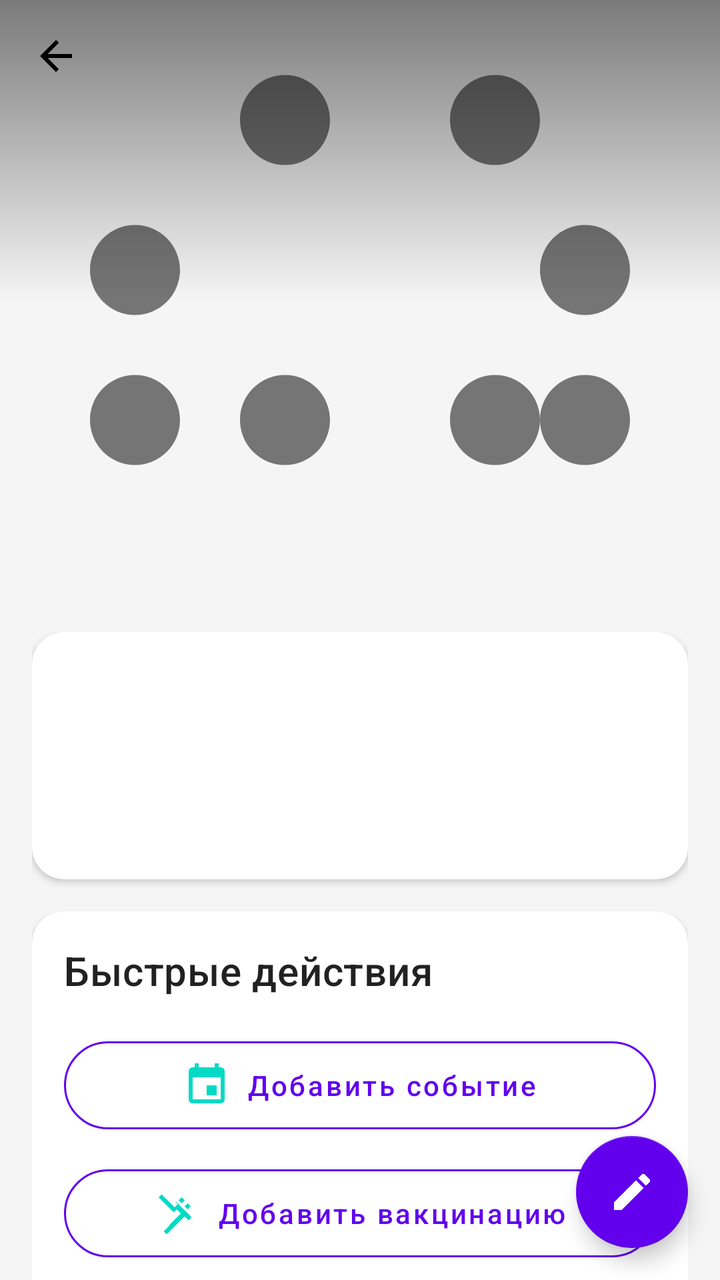
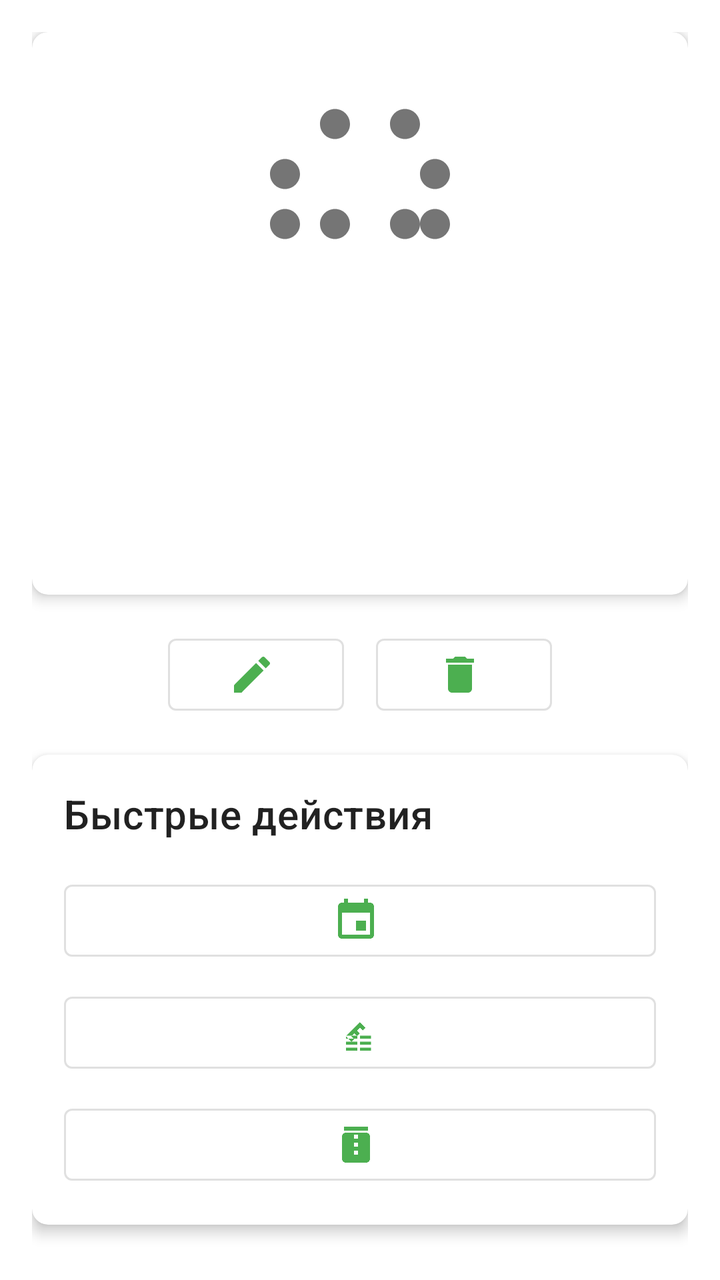

The first picture is an Android layout as it rendered before a commit; the second is the same layout after the commit. The layout source and the unified diff follow.
<!-- AndroidManifest.xml: application theme Theme.PetPal -->
<!-- res/layout/activity_pet_details.xml -->
<?xml version="1.0" encoding="utf-8"?>
<androidx.coordinatorlayout.widget.CoordinatorLayout xmlns:android="http://schemas.android.com/apk/res/android"
    xmlns:app="http://schemas.android.com/apk/res-auto"
    android:layout_width="match_parent"
    android:layout_height="match_parent"
    android:background="@color/background_light">

    <com.google.android.material.appbar.AppBarLayout
        android:layout_width="match_parent"
        android:layout_height="wrap_content"
        android:background="@android:color/transparent"
        app:elevation="0dp">

        <com.google.android.material.appbar.CollapsingToolbarLayout
            android:layout_width="match_parent"
            android:layout_height="300dp"
            app:contentScrim="@color/primary"
            app:layout_scrollFlags="scroll|exitUntilCollapsed"
            app:expandedTitleMarginStart="16dp"
            app:expandedTitleMarginBottom="16dp">

            <ImageView
                android:id="@+id/petPhoto"
                android:layout_width="match_parent"
                android:layout_height="match_parent"
                android:contentDescription="@string/pet_photo"
                android:scaleType="centerCrop"
                android:src="@drawable/default_pet"
                app:layout_collapseMode="parallax"/>

            <View
                android:layout_width="match_parent"
                android:layout_height="match_parent"
                android:background="@drawable/gradient_overlay"
                app:layout_collapseMode="parallax"/>

            <androidx.appcompat.widget.Toolbar
                android:id="@+id/toolbar"
                android:layout_width="match_parent"
                android:layout_height="?attr/actionBarSize"
                app:layout_collapseMode="pin"
                app:navigationIcon="@drawable/ic_back"
                app:navigationIconTint="@color/white"/>

        </com.google.android.material.appbar.CollapsingToolbarLayout>

    </com.google.android.material.appbar.AppBarLayout>

    <androidx.core.widget.NestedScrollView
        android:layout_width="match_parent"
        android:layout_height="match_parent"
        app:layout_behavior="@string/appbar_scrolling_view_behavior">

        <LinearLayout
            android:layout_width="match_parent"
            android:layout_height="wrap_content"
            android:orientation="vertical"
            android:padding="16dp">

            <com.google.android.material.card.MaterialCardView
                android:layout_width="match_parent"
                android:layout_height="wrap_content"
                android:layout_marginBottom="16dp"
                app:cardCornerRadius="16dp"
                app:cardElevation="2dp">

                <LinearLayout
                    android:layout_width="match_parent"
                    android:layout_height="wrap_content"
                    android:orientation="vertical"
                    android:padding="16dp">

                    <TextView
                        android:id="@+id/petName"
                        android:layout_width="match_parent"
                        android:layout_height="wrap_content"
                        android:layout_marginBottom="8dp"
                        android:textAppearance="?attr/textAppearanceHeadline5"
                        android:textColor="@color/text_primary"/>

                    <LinearLayout
                        android:layout_width="match_parent"
                        android:layout_height="wrap_content"
                        android:orientation="horizontal"
                        android:layout_marginBottom="8dp">

                        <TextView
                            android:id="@+id/petType"
                            android:layout_width="0dp"
                            android:layout_height="wrap_content"
                            android:layout_weight="1"
                            android:textAppearance="?attr/textAppearanceBody1"
                            android:textColor="@color/text_secondary"/>

                        <TextView
                            android:id="@+id/petAge"
                            android:layout_width="wrap_content"
                            android:layout_height="wrap_content"
                            android:textAppearance="?attr/textAppearanceBody1"
                            android:textColor="@color/accent_primary"
                            android:textStyle="bold"/>
                    </LinearLayout>

                    <TextView
                        android:id="@+id/petBreed"
                        android:layout_width="match_parent"
                        android:layout_height="wrap_content"
                        android:textAppearance="?attr/textAppearanceBody1"
                        android:textColor="@color/text_secondary"/>

                </LinearLayout>

            </com.google.android.material.card.MaterialCardView>

            <com.google.android.material.card.MaterialCardView
                android:layout_width="match_parent"
                android:layout_height="wrap_content"
                android:layout_marginBottom="16dp"
                app:cardCornerRadius="16dp"
                app:cardElevation="2dp">

                <LinearLayout
                    android:layout_width="match_parent"
                    android:layout_height="wrap_content"
                    android:orientation="vertical"
                    android:padding="16dp">

                    <TextView
                        android:layout_width="match_parent"
                        android:layout_height="wrap_content"
                        android:layout_marginBottom="16dp"
                        android:text="@string/quick_actions"
                        android:textAppearance="?attr/textAppearanceHeadline6"
                        android:textColor="@color/text_primary"/>

                    <com.google.android.material.button.MaterialButton
                        android:id="@+id/addEventButton"
                        android:layout_width="match_parent"
                        android:layout_height="56dp"
                        android:layout_marginBottom="8dp"
                        android:text="Добавить событие"
                        android:textAllCaps="false"
                        app:cornerRadius="28dp"
                        app:icon="@drawable/ic_event"
                        app:iconGravity="textStart"
                        app:iconPadding="8dp"
                        style="@style/Widget.MaterialComponents.Button.OutlinedButton"
                        app:strokeColor="@color/primary"
                        android:textColor="@color/primary"/>

                    <com.google.android.material.button.MaterialButton
                        android:id="@+id/addVaccinationButton"
                        android:layout_width="match_parent"
                        android:layout_height="56dp"
                        android:layout_marginBottom="8dp"
                        android:text="Добавить вакцинацию"
                        android:textAllCaps="false"
                        app:cornerRadius="28dp"
                        app:icon="@drawable/ic_vaccine"
                        app:iconGravity="textStart"
                        app:iconPadding="8dp"
                        style="@style/Widget.MaterialComponents.Button.OutlinedButton"
                        app:strokeColor="@color/primary"
                        android:textColor="@color/primary"/>

                    <com.google.android.material.button.MaterialButton
                        android:id="@+id/addMedicationButton"
                        android:layout_width="match_parent"
                        android:layout_height="56dp"
                        android:text="Добавить лекарство"
                        android:textAllCaps="false"
                        app:cornerRadius="28dp"
                        app:icon="@drawable/ic_medication"
                        app:iconGravity="textStart"
                        app:iconPadding="8dp"
                        style="@style/Widget.MaterialComponents.Button.OutlinedButton"
                        app:strokeColor="@color/primary"
                        android:textColor="@color/primary"/>

                </LinearLayout>

            </com.google.android.material.card.MaterialCardView>

        </LinearLayout>

    </androidx.core.widget.NestedScrollView>

    <com.google.android.material.floatingactionbutton.FloatingActionButton
        android:id="@+id/editPetButton"
        android:layout_width="wrap_content"
        android:layout_height="wrap_content"
        android:layout_gravity="bottom|end"
        android:layout_margin="16dp"
        android:src="@drawable/ic_edit"
        app:backgroundTint="@color/primary"
        app:tint="@color/white"/>

</androidx.coordinatorlayout.widget.CoordinatorLayout>
<!-- resources referenced by this layout -->
<resources>
  <color name="accent_primary">#FF03DAC5</color>
  <color name="background_light">#FFF5F5F5</color>
  <color name="primary">#FF6200EE</color>
  <color name="text_primary">#DE000000</color>
  <color name="text_secondary">#99000000</color>
  <color name="white">#FFFFFFFF</color>
  <!-- drawable gradient_overlay (drawable) -->
  <?xml version="1.0" encoding="utf-8"?>
  <shape xmlns:android="http://schemas.android.com/apk/res/android">
      <gradient
          android:angle="90"
          android:startColor="#00000000"
          android:centerColor="#00000000"
          android:endColor="#80000000"
          android:type="linear" />
  </shape>
  <!-- drawable ic_back (drawable) -->
  <?xml version="1.0" encoding="utf-8"?>
  <vector xmlns:android="http://schemas.android.com/apk/res/android"
      android:width="24dp"
      android:height="24dp"
      android:viewportWidth="24"
      android:viewportHeight="24">
      <path
          android:fillColor="#000000"
          android:pathData="M20,11H7.83l5.59,-5.59L12,4l-8,8 8,8 1.41,-1.41L7.83,13H20v-2z"/>
  </vector>
  <!-- drawable ic_edit (drawable) -->
  <?xml version="1.0" encoding="utf-8"?>
  <vector xmlns:android="http://schemas.android.com/apk/res/android"
      android:width="24dp"
      android:height="24dp"
      android:viewportWidth="24"
      android:viewportHeight="24">
      <path
          android:fillColor="#FFFFFF"
          android:pathData="M3,17.25V21h3.75L17.81,9.94l-3.75,-3.75L3,17.25zM20.71,7.04c0.39,-0.39 0.39,-1.02 0,-1.41l-2.34,-2.34c-0.39,-0.39 -1.02,-0.39 -1.41,0l-1.83,1.83 3.75,3.75 1.83,-1.83z"/>
  </vector>
  <!-- drawable ic_event (drawable) -->
  <?xml version="1.0" encoding="utf-8"?>
  <vector xmlns:android="http://schemas.android.com/apk/res/android"
      android:width="24dp"
      android:height="24dp"
      android:viewportWidth="24"
      android:viewportHeight="24">
      <path
          android:fillColor="#FFFFFF"
          android:pathData="M17,12h-5v5h5v-5zM16,1v2L8,3L8,1L6,1v2L5,3c-1.11,0 -1.99,0.9 -1.99,2L3,19c0,1.1 0.89,2 2,2h14c1.1,0 2,-0.9 2,-2L21,5c0,-1.1 -0.9,-2 -2,-2h-1L18,1h-2zM19,19L5,19L5,8h14v11z"/>
  </vector>
  <!-- drawable ic_medication (drawable) -->
  <?xml version="1.0" encoding="utf-8"?>
  <vector xmlns:android="http://schemas.android.com/apk/res/android"
      android:width="24dp"
      android:height="24dp"
      android:viewportWidth="24"
      android:viewportHeight="24">
      <path
          android:fillColor="#FFFFFF"
          android:pathData="M6,3h12v2h-12z"/>
      <path
          android:fillColor="#FFFFFF"
          android:pathData="M17,6H7C5.9,6 5,6.9 5,8v11c0,1.1 0.9,2 2,2h10c1.1,0 2,-0.9 2,-2V8C19,6.9 18.1,6 17,6zM13,17h-2v-2h2V17zM13,13h-2v-2h2V13zM13,9h-2V7h2V9z"/>
  </vector>
  <!-- drawable ic_vaccine (drawable) -->
  <?xml version="1.0" encoding="utf-8"?>
  <vector xmlns:android="http://schemas.android.com/apk/res/android"
      android:width="24dp"
      android:height="24dp"
      android:viewportWidth="24"
      android:viewportHeight="24">
      <path
          android:fillColor="#FFFFFF"
          android:pathData="M11,5.5l8.5,8.5l-1.5,1.5l-2,-2L7,22.5L5.5,21L14,12l-2,-2L10.5,11.5L3,4L4.5,2.5L11,9L12.5,7.5L11,5.5zM17.5,10L16,8.5l1.5,-1.5L19,8.5L17.5,10zM14.5,7L13,5.5l1.5,-1.5L16,5.5L14.5,7z"/>
  </vector>
  <string name="pet_photo">Фото питомца</string>
  <string name="quick_actions">Быстрые действия</string>
  <color name="accent_primary_dark">#FF018786</color>
  <color name="accent_secondary">#FF018786</color>
  <color name="accent_secondary_dark">#FF018786</color>
  <!-- unchanged entries left out for length: 2 -->
</resources>

<!-- the commit's change to res/layout/activity_pet_details.xml (unified diff, before → after) -->
@@ -1,55 +1,18 @@
 <?xml version="1.0" encoding="utf-8"?>
-<androidx.coordinatorlayout.widget.CoordinatorLayout xmlns:android="http://schemas.android.com/apk/res/android"
+<LinearLayout xmlns:android="http://schemas.android.com/apk/res/android"
     xmlns:app="http://schemas.android.com/apk/res-auto"
     android:layout_width="match_parent"
     android:layout_height="match_parent"
-    android:background="@color/background_light">
+    android:orientation="vertical"
+    android:padding="16dp">
 
-    <com.google.android.material.appbar.AppBarLayout
+    <com.google.android.material.card.MaterialCardView
         android:layout_width="match_parent"
         android:layout_height="wrap_content"
-        android:background="@android:color/transparent"
-        app:elevation="0dp">
-
-        <com.google.android.material.appbar.CollapsingToolbarLayout
-            android:layout_width="match_parent"
-            android:layout_height="300dp"
-            app:contentScrim="@color/primary"
-            app:layout_scrollFlags="scroll|exitUntilCollapsed"
-            app:expandedTitleMarginStart="16dp"
-            app:expandedTitleMarginBottom="16dp">
-
-            <ImageView
-                android:id="@+id/petPhoto"
-                android:layout_width="match_parent"
-                android:layout_height="match_parent"
-                android:contentDescription="@string/pet_photo"
-                android:scaleType="centerCrop"
-                android:src="@drawable/default_pet"
-                app:layout_collapseMode="parallax"/>
-
-            <View
-                android:layout_width="match_parent"
-                android:layout_height="match_parent"
-                android:background="@drawable/gradient_overlay"
-                app:layout_collapseMode="parallax"/>
-
-            <androidx.appcompat.widget.Toolbar
-                android:id="@+id/toolbar"
-                android:layout_width="match_parent"
-                android:layout_height="?attr/actionBarSize"
-                app:layout_collapseMode="pin"
-                app:navigationIcon="@drawable/ic_back"
-                app:navigationIconTint="@color/white"/>
-
-        </com.google.android.material.appbar.CollapsingToolbarLayout>
-
-    </com.google.android.material.appbar.AppBarLayout>
-
-    <androidx.core.widget.NestedScrollView
-        android:layout_width="match_parent"
-        android:layout_height="match_parent"
-        app:layout_behavior="@string/appbar_scrolling_view_behavior">
+        android:layout_marginBottom="16dp"
+        app:cardCornerRadius="8dp"
+        app:cardElevation="4dp"
+        app:contentPaddingTop="0dp">
 
         <LinearLayout
             android:layout_width="match_parent"
@@ -57,142 +20,130 @@
             android:orientation="vertical"
             android:padding="16dp">
 
-            <com.google.android.material.card.MaterialCardView
+            <ImageView
+                android:id="@+id/petPhoto"
+                android:layout_width="120dp"
+                android:layout_height="120dp"
+                android:layout_gravity="center"
+                android:layout_marginBottom="16dp"
+                android:contentDescription="@string/pet_photo"
+                android:scaleType="centerCrop"
+                android:src="@drawable/default_pet" />
+
+            <TextView
+                android:id="@+id/petName"
+                android:layout_width="match_parent"
+                android:layout_height="wrap_content"
+                android:layout_marginBottom="8dp"
+                android:gravity="center"
+                android:textAppearance="?attr/textAppearanceHeadline5" />
+
+            <TextView
+                android:id="@+id/petType"
+                android:layout_width="match_parent"
+                android:layout_height="wrap_content"
+                android:layout_marginBottom="4dp"
+                android:gravity="center"
+                android:textAppearance="?attr/textAppearanceBody1" />
+
+            <TextView
+                android:id="@+id/petBreed"
+                android:layout_width="match_parent"
+                android:layout_height="wrap_content"
+                android:layout_marginBottom="4dp"
+                android:gravity="center"
+                android:textAppearance="?attr/textAppearanceBody1" />
+
+            <TextView
+                android:id="@+id/petAge"
+                android:layout_width="match_parent"
+                android:layout_height="wrap_content"
+                android:gravity="center"
+                android:textAppearance="?attr/textAppearanceBody1" />
+        </LinearLayout>
+    </com.google.android.material.card.MaterialCardView>
+
+    <LinearLayout
+        android:layout_width="match_parent"
+        android:layout_height="wrap_content"
+        android:orientation="horizontal"
+        android:gravity="center">
+
+        <com.google.android.material.button.MaterialButton
+            android:id="@+id/editPetButton"
+            android:layout_width="wrap_content"
+            android:layout_height="wrap_content"
+            android:layout_marginEnd="8dp"
+            android:contentDescription="@string/edit_pet"
+            android:stateListAnimator="@null"
+            app:icon="@drawable/ic_edit"
+            app:iconGravity="textStart"
+            style="@style/Widget.MaterialComponents.Button.OutlinedButton" />
+
+        <com.google.android.material.button.MaterialButton
+            android:id="@+id/deletePetButton"
+            android:layout_width="wrap_content"
+            android:layout_height="wrap_content"
+            android:layout_marginStart="8dp"
+            android:contentDescription="@string/delete_pet"
+            android:stateListAnimator="@null"
+            app:icon="@drawable/ic_delete"
+            app:iconGravity="textStart"
+            style="@style/Widget.MaterialComponents.Button.OutlinedButton" />
+    </LinearLayout>
+
+    <com.google.android.material.card.MaterialCardView
+        android:layout_width="match_parent"
+        android:layout_height="wrap_content"
+        android:layout_marginTop="16dp"
+        app:cardCornerRadius="8dp"
+        app:cardElevation="4dp"
+        app:contentPaddingTop="0dp">
+
+        <LinearLayout
+            android:layout_width="match_parent"
+            android:layout_height="wrap_content"
+            android:orientation="vertical"
+            android:padding="16dp">
+
+            <TextView
                 android:layout_width="match_parent"
                 android:layout_height="wrap_content"
                 android:layout_marginBottom="16dp"
-                app:cardCornerRadius="16dp"
-                app:cardElevation="2dp">
+                android:text="@string/quick_actions"
+                android:textAppearance="?attr/textAppearanceHeadline6" />
 
-                <LinearLayout
-                    android:layout_width="match_parent"
-                    android:layout_height="wrap_content"
-                    android:orientation="vertical"
-                    android:padding="16dp">
-
-                    <TextView
-                        android:id="@+id/petName"
-                        android:layout_width="match_parent"
-                        android:layout_height="wrap_content"
-                        android:layout_marginBottom="8dp"
-                        android:textAppearance="?attr/textAppearanceHeadline5"
-                        android:textColor="@color/text_primary"/>
-
-                    <LinearLayout
-                        android:layout_width="match_parent"
-                        android:layout_height="wrap_content"
-                        android:orientation="horizontal"
-                        android:layout_marginBottom="8dp">
-
-                        <TextView
-                            android:id="@+id/petType"
-                            android:layout_width="0dp"
-                            android:layout_height="wrap_content"
-                            android:layout_weight="1"
-                            android:textAppearance="?attr/textAppearanceBody1"
-                            android:textColor="@color/text_secondary"/>
-
-                        <TextView
-                            android:id="@+id/petAge"
-                            android:layout_width="wrap_content"
-                            android:layout_height="wrap_content"
-                            android:textAppearance="?attr/textAppearanceBody1"
-                            android:textColor="@color/accent_primary"
-                            android:textStyle="bold"/>
-                    </LinearLayout>
-
-                    <TextView
-                        android:id="@+id/petBreed"
-                        android:layout_width="match_parent"
-                        android:layout_height="wrap_content"
-                        android:textAppearance="?attr/textAppearanceBody1"
-                        android:textColor="@color/text_secondary"/>
-
-                </LinearLayout>
-
-            </com.google.android.material.card.MaterialCardView>
-
-            <com.google.android.material.card.MaterialCardView
+            <com.google.android.material.button.MaterialButton
+                android:id="@+id/addEventButton"
                 android:layout_width="match_parent"
                 android:layout_height="wrap_content"
-                android:layout_marginBottom="16dp"
-                app:cardCornerRadius="16dp"
-                app:cardElevation="2dp">
+                android:layout_marginBottom="8dp"
+                android:contentDescription="@string/add_event"
+                android:stateListAnimator="@null"
+                app:icon="@drawable/ic_event"
+                app:iconGravity="textStart"
+                style="@style/Widget.MaterialComponents.Button.OutlinedButton" />
 
-                <LinearLayout
-                    android:layout_width="match_parent"
-                    android:layout_height="wrap_content"
-                    android:orientation="vertical"
-                    android:padding="16dp">
+            <com.google.android.material.button.MaterialButton
+                android:id="@+id/addVaccinationButton"
+                android:layout_width="match_parent"
+                android:layout_height="wrap_content"
+                android:layout_marginBottom="8dp"
+                android:contentDescription="@string/add_vaccination"
+                android:stateListAnimator="@null"
+                app:icon="@drawable/ic_vaccine"
+                app:iconGravity="textStart"
+                style="@style/Widget.MaterialComponents.Button.OutlinedButton" />
 
-                    <TextView
-                        android:layout_width="match_parent"
-                        android:layout_height="wrap_content"
-                        android:layout_marginBottom="16dp"
-                        android:text="@string/quick_actions"
-                        android:textAppearance="?attr/textAppearanceHeadline6"
-                        android:textColor="@color/text_primary"/>
-
-                    <com.google.android.material.button.MaterialButton
-                        android:id="@+id/addEventButton"
-                        android:layout_width="match_parent"
-                        android:layout_height="56dp"
-                        android:layout_marginBottom="8dp"
-                        android:text="Добавить событие"
-                        android:textAllCaps="false"
-                        app:cornerRadius="28dp"
-                        app:icon="@drawable/ic_event"
-                        app:iconGravity="textStart"
-                        app:iconPadding="8dp"
-                        style="@style/Widget.MaterialComponents.Button.OutlinedButton"
-                        app:strokeColor="@color/primary"
-                        android:textColor="@color/primary"/>
-
-                    <com.google.android.material.button.MaterialButton
-                        android:id="@+id/addVaccinationButton"
-                        android:layout_width="match_parent"
-                        android:layout_height="56dp"
-                        android:layout_marginBottom="8dp"
-                        android:text="Добавить вакцинацию"
-                        android:textAllCaps="false"
-                        app:cornerRadius="28dp"
-                        app:icon="@drawable/ic_vaccine"
-                        app:iconGravity="textStart"
-                        app:iconPadding="8dp"
-                        style="@style/Widget.MaterialComponents.Button.OutlinedButton"
-                        app:strokeColor="@color/primary"
-                        android:textColor="@color/primary"/>
-
-                    <com.google.android.material.button.MaterialButton
-                        android:id="@+id/addMedicationButton"
-                        android:layout_width="match_parent"
-                        android:layout_height="56dp"
-                        android:text="Добавить лекарство"
-                        android:textAllCaps="false"
-                        app:cornerRadius="28dp"
-                        app:icon="@drawable/ic_medication"
-                        app:iconGravity="textStart"
-                        app:iconPadding="8dp"
-                        style="@style/Widget.MaterialComponents.Button.OutlinedButton"
-                        app:strokeColor="@color/primary"
-                        android:textColor="@color/primary"/>
-
-                </LinearLayout>
-
-            </com.google.android.material.card.MaterialCardView>
-
+            <com.google.android.material.button.MaterialButton
+                android:id="@+id/addMedicationButton"
+                android:layout_width="match_parent"
+                android:layout_height="wrap_content"
+                android:contentDescription="@string/add_medication"
+                android:stateListAnimator="@null"
+                app:icon="@drawable/ic_medication"
+                app:iconGravity="textStart"
+                style="@style/Widget.MaterialComponents.Button.OutlinedButton" />
         </LinearLayout>
-
-    </androidx.core.widget.NestedScrollView>
-
-    <com.google.android.material.floatingactionbutton.FloatingActionButton
-        android:id="@+id/editPetButton"
-        android:layout_width="wrap_content"
-        android:layout_height="wrap_content"
-        android:layout_gravity="bottom|end"
-        android:layout_margin="16dp"
-        android:src="@drawable/ic_edit"
-        app:backgroundTint="@color/primary"
-        app:tint="@color/white"/>
-
-</androidx.coordinatorlayout.widget.CoordinatorLayout>
+    </com.google.android.material.card.MaterialCardView>
+</LinearLayout>
<!-- resource entries referenced after the edit -->
@@ -1,22 +1,6 @@
 <!-- resources referenced by this layout -->
 <resources>
-  <color name="accent_primary">#FF03DAC5</color>
-  <color name="background_light">#FFF5F5F5</color>
-  <color name="primary">#FF6200EE</color>
-  <color name="text_primary">#DE000000</color>
-  <color name="text_secondary">#99000000</color>
-  <color name="white">#FFFFFFFF</color>
-  <!-- drawable gradient_overlay (drawable) -->
-  <?xml version="1.0" encoding="utf-8"?>
-  <shape xmlns:android="http://schemas.android.com/apk/res/android">
-      <gradient
-          android:angle="90"
-          android:startColor="#00000000"
-          android:centerColor="#00000000"
-          android:endColor="#80000000"
-          android:type="linear" />
-  </shape>
-  <!-- drawable ic_back (drawable) -->
+  <!-- drawable ic_delete (drawable) -->
   <?xml version="1.0" encoding="utf-8"?>
   <vector xmlns:android="http://schemas.android.com/apk/res/android"
       android:width="24dp"
@@ -24,9 +8,11 @@
       android:viewportWidth="24"
       android:viewportHeight="24">
       <path
-          android:fillColor="#000000"
-          android:pathData="M20,11H7.83l5.59,-5.59L12,4l-8,8 8,8 1.41,-1.41L7.83,13H20v-2z"/>
+          android:fillColor="#FFFFFF"
+          android:pathData="M6,19c0,1.1 0.9,2 2,2h8c1.1,0 2,-0.9 2,-2V7H6v12zM19,4h-3.5l-1,-1h-5l-1,1H5v2h14V4z"/>
   </vector>
+  <color name="accent_primary">#4CAF50</color>
+  <color name="white">#FFFFFF</color>
   <!-- drawable ic_edit (drawable) -->
   <?xml version="1.0" encoding="utf-8"?>
   <vector xmlns:android="http://schemas.android.com/apk/res/android"
@@ -71,9 +57,14 @@
       android:viewportWidth="24"
       android:viewportHeight="24">
       <path
-          android:fillColor="#FFFFFF"
-          android:pathData="M11,5.5l8.5,8.5l-1.5,1.5l-2,-2L7,22.5L5.5,21L14,12l-2,-2L10.5,11.5L3,4L4.5,2.5L11,9L12.5,7.5L11,5.5zM17.5,10L16,8.5l1.5,-1.5L19,8.5L17.5,10zM14.5,7L13,5.5l1.5,-1.5L16,5.5L14.5,7z"/>
+          android:fillColor="#000000"
+          android:pathData="M11.15,15.18L9.73,13.77L11.15,12.35L12.56,13.77L13.97,12.35L12.56,10.94L13.97,9.53L15.39,10.94L16.8,9.53L13.97,6.7L6.9,13.77L9.73,16.6L11.15,15.18M19.5,19.5V21H13.97V19.5H19.5M6.9,21V19.5H12.56V21H6.9M19.5,18H13.97V16.5H19.5V18M6.9,18V16.5H12.56V18H6.9M19.5,15H13.97V13.5H19.5V15M6.9,15V13.5H12.56V15H6.9Z"/>
   </vector>
+  <string name="add_event">Добавить событие</string>
+  <string name="add_medication">Добавить медикамент</string>
+  <string name="add_vaccination">Добавить вакцинацию</string>
+  <string name="delete_pet">Удалить питомца</string>
+  <string name="edit_pet">Редактировать питомца</string>
   <string name="pet_photo">Фото питомца</string>
   <string name="quick_actions">Быстрые действия</string>
   <color name="accent_primary_dark">#FF018786</color>
